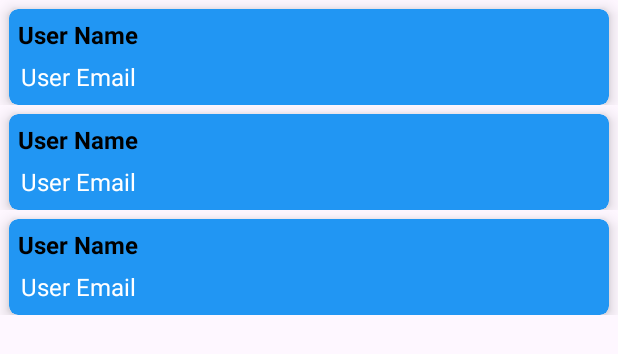
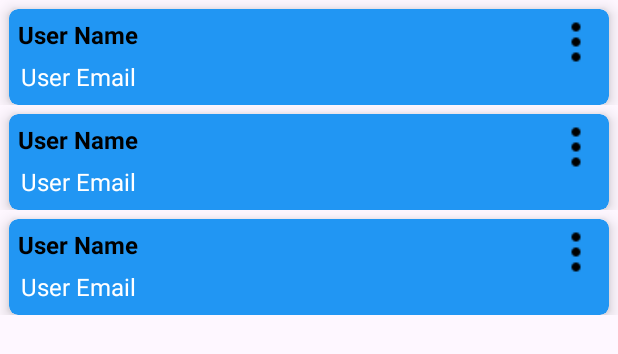
Before and after one commit to UsamaHaf/BSSE_SS1, an Android app: the layout fragment_user_profile.xml on its own in the app's theme, with its tools: preview values and no code run, on a phone screen of 412 x 824 dp. Shown: the top 354 px of the screen. Run offline under Robolectric (Android 15) with nearby library versions, the phone set to English and light mode, and no system bars.

```diff
--- a/app/src/main/res/layout/fragment_user_profile.xml
+++ b/app/src/main/res/layout/fragment_user_profile.xml
@@ -7,7 +7,7 @@
     tools:context=".Fragments.UserProfileFragment">
 
     <TextView
-        android:id="@+id/getEmail"
+        android:id="@+id/noDataExit"
         android:layout_width="match_parent"
         android:layout_height="wrap_content"
         android:layout_centerInParent="true"
@@ -21,7 +21,7 @@
         android:id="@+id/pbUserProfile"
         android:layout_width="wrap_content"
         android:layout_height="wrap_content"
-        android:layout_below="@id/getEmail"
+        android:layout_below="@id/noDataExit"
         android:layout_centerInParent="true"
         android:visibility="gone" />
 
--- a/app/src/main/res/layout/list_items_users.xml
+++ b/app/src/main/res/layout/list_items_users.xml
@@ -30,6 +30,14 @@
                 android:textSize="16sp"
                 android:textStyle="bold" />
 
+            <ImageView
+                android:layout_width="wrap_content"
+                android:layout_height="wrap_content"
+                android:layout_alignParentRight="true"
+                android:padding="6dp"
+                android:src="@drawable/dots" />
+
+
             <TextView
                 android:id="@+id/txtUserEmail"
                 android:layout_width="match_parent"
```
Also changed, not shown: app/src/main/java/com/usama/uos/bssess1/Apdater/UserAdapter.kt (added, +38 -0 lines), app/src/main/java/com/usama/uos/bssess1/Fragments/UserProfileFragment.kt (+86 -1 lines), app/src/main/res/drawable/dots.png (added).
